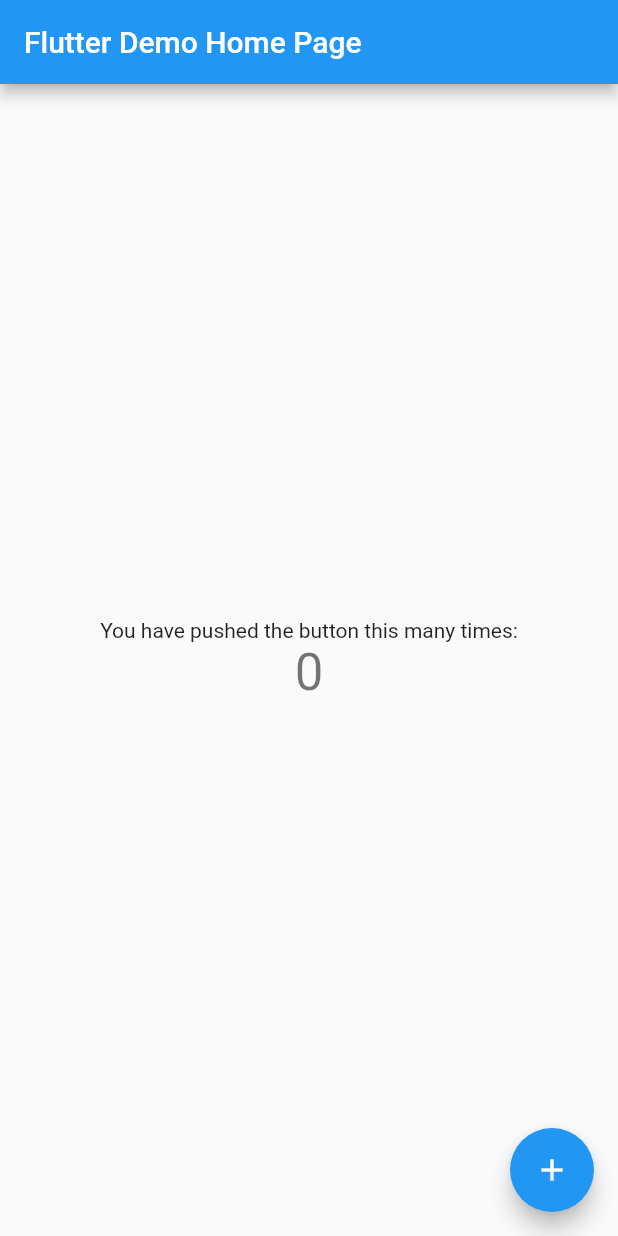
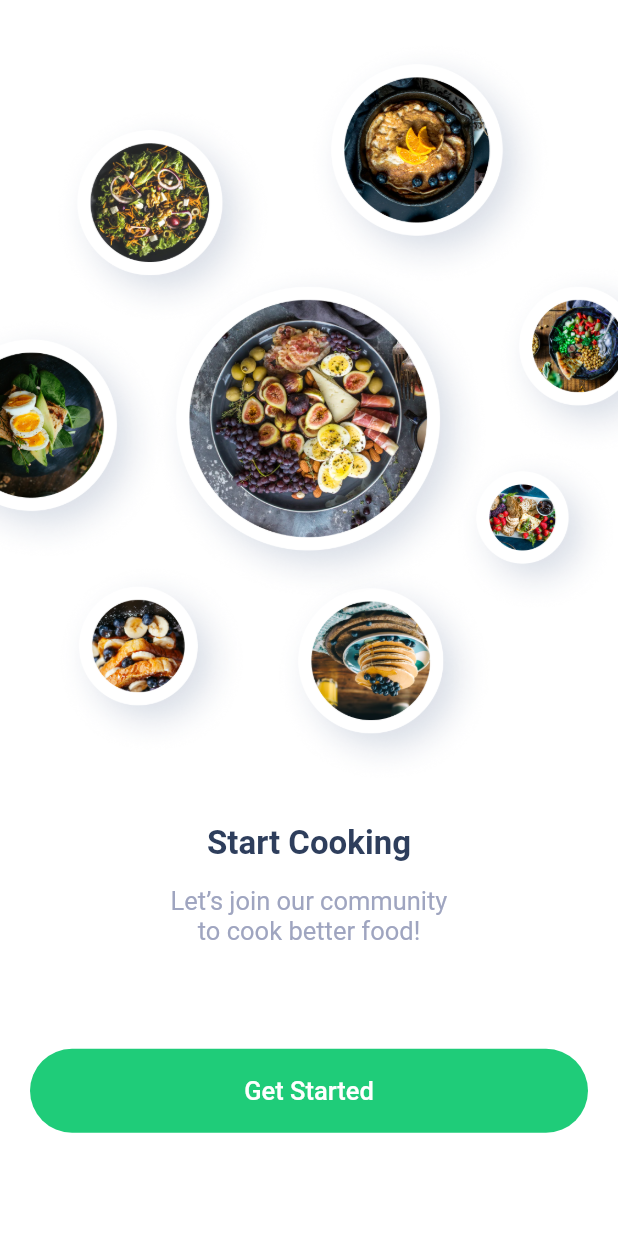
Before and after one commit to t2hieu91/RecipeApp, a Flutter app: the screen it shows after launch, on a phone screen of 412 x 824 dp. Run offline on Flutter 3.47's test engine with Material 2 defaults, Android fonts, the phone set to English and light mode, and no system bars.

Commit message:
Finish OnBoarding Screen.

```diff
--- /dev/null
+++ b/lib/components/default_button.dart
@@ -0,0 +1,36 @@
+import 'package:flutter/material.dart';
+import 'package:recipe_app/constants.dart';
+
+class DefaultButton extends StatelessWidget {
+  const DefaultButton({
+    Key? key,
+    required this.title,
+    required this.onPress,
+  }) : super(key: key);
+
+  final String title;
+  final VoidCallback onPress;
+
+  @override
+  Widget build(BuildContext context) {
+    return SizedBox(
+      height: 56,
+      width: double.infinity,
+      child: TextButton(
+        style: ButtonStyle(
+          shape: MaterialStateProperty.all<RoundedRectangleBorder>(
+            RoundedRectangleBorder(
+              borderRadius: BorderRadius.circular(28),
+            ),
+          ),
+          backgroundColor: MaterialStateProperty.all<Color>(kPrimaryColor),
+        ),
+        onPressed: onPress,
+        child: Text(
+          title,
+          style: TextStyle(color: Colors.white, fontSize: 17),
+        ),
+      ),
+    );
+  }
+}
--- /dev/null
+++ b/lib/constants.dart
@@ -0,0 +1,12 @@
+import 'package:flutter/material.dart';
+
+const kPrimaryColor = Color(0xff1FCC79);
+const kSecondaryColor = Color(0xffFF6464);
+
+const kTextColor = Color(0xff2E3E5C);
+const kSecondaryTextColor = Color(0xff9FA5C0);
+
+const kOutlineColor = Color(0xffD0DBEA);
+const kFormColor = Color(0xffF4F5F7);
+
+const kDefaultPadding = 20.0;
--- a/lib/main.dart
+++ b/lib/main.dart
@@ -1,4 +1,7 @@
 import 'package:flutter/material.dart';
+import 'package:recipe_app/routes.dart';
+import 'package:recipe_app/views/onboarding/on_boarding_screen.dart';
+import './constants.dart';
 
 void main() {
   runApp(MyApp());
@@ -9,105 +12,17 @@ class MyApp extends StatelessWidget {
   @override
   Widget build(BuildContext context) {
     return MaterialApp(
-      title: 'Flutter Demo',
+      debugShowCheckedModeBanner: false,
+      title: 'Recipe App',
       theme: ThemeData(
-        // This is the theme of your application.
-        //
-        // Try running your application with "flutter run". You'll see the
-        // application has a blue toolbar. Then, without quitting the app, try
-        // changing the primarySwatch below to Colors.green and then invoke
-        // "hot reload" (press "r" in the console where you ran "flutter run",
-        // or simply save your changes to "hot reload" in a Flutter IDE).
-        // Notice that the counter didn't reset back to zero; the application
-        // is not restarted.
-        primarySwatch: Colors.blue,
+        scaffoldBackgroundColor: Colors.white,
+        textTheme: TextTheme(
+          bodyText1: TextStyle(color: kTextColor),
+          bodyText2: TextStyle(color: kSecondaryTextColor),
+        ),
       ),
-      home: MyHomePage(title: 'Flutter Demo Home Page'),
+      initialRoute: OnBoardingScreen.routeName,
+      routes: routes,
     );
   }
 }
-
-class MyHomePage extends StatefulWidget {
-  MyHomePage({Key? key, required this.title}) : super(key: key);
-
-  // This widget is the home page of your application. It is stateful, meaning
-  // that it has a State object (defined below) that contains fields that affect
-  // how it looks.
-
-  // This class is the configuration for the state. It holds the values (in this
-  // case the title) provided by the parent (in this case the App widget) and
-  // used by the build method of the State. Fields in a Widget subclass are
-  // always marked "final".
-
-  final String title;
-
-  @override
-  _MyHomePageState createState() => _MyHomePageState();
-}
-
-class _MyHomePageState extends State<MyHomePage> {
-  int _counter = 0;
-
-  void _incrementCounter() {
-    setState(() {
-      // This call to setState tells the Flutter framework that something has
-      // changed in this State, which causes it to rerun the build method below
-      // so that the display can reflect the updated values. If we changed
-      // _counter without calling setState(), then the build method would not be
-      // called again, and so nothing would appear to happen.
-      _counter++;
-    });
-  }
-
-  @override
-  Widget build(BuildContext context) {
-    // This method is rerun every time setState is called, for instance as done
-    // by the _incrementCounter method above.
-    //
-    // The Flutter framework has been optimized to make rerunning build methods
-    // fast, so that you can just rebuild anything that needs updating rather
-    // than having to individually change instances of widgets.
-    return Scaffold(
-      appBar: AppBar(
-        // Here we take the value from the MyHomePage object that was created by
-        // the App.build method, and use it to set our appbar title.
-        title: Text(widget.title),
-      ),
-      body: Center(
-        // Center is a layout widget. It takes a single child and positions it
-        // in the middle of the parent.
-        child: Column(
-          // Column is also a layout widget. It takes a list of children and
-          // arranges them vertically. By default, it sizes itself to fit its
-          // children horizontally, and tries to be as tall as its parent.
-          //
-          // Invoke "debug painting" (press "p" in the console, choose the
-          // "Toggle Debug Paint" action from the Flutter Inspector in Android
-          // Studio, or the "Toggle Debug Paint" command in Visual Studio Code)
-          // to see the wireframe for each widget.
-          //
-          // Column has various properties to control how it sizes itself and
-          // how it positions its children. Here we use mainAxisAlignment to
-          // center the children vertically; the main axis here is the vertical
-          // axis because Columns are vertical (the cross axis would be
-          // horizontal).
-          mainAxisAlignment: MainAxisAlignment.center,
-          children: <Widget>[
-            Text(
-              'You have pushed the button this many times:',
-            ),
-            Text(
-              '$_counter',
-              style: Theme.of(context).textTheme.headline4,
-            ),
-          ],
-        ),
-      ),
-      floatingActionButton: FloatingActionButton(
-        onPressed: _incrementCounter,
-        tooltip: 'Increment',
-        child: Icon(Icons.add),
-      ), // This trailing comma makes auto-formatting nicer for build methods.
-    );
-  }
-}
--- /dev/null
+++ b/lib/routes.dart
@@ -0,0 +1,8 @@
+import 'package:flutter/material.dart';
+import 'package:recipe_app/views/onboarding/on_boarding_screen.dart';
+import 'package:recipe_app/views/sign_in/sign_in_screen.dart';
+
+final Map<String, WidgetBuilder> routes = {
+  OnBoardingScreen.routeName: (ctx) => OnBoardingScreen(),
+  SignInScreen.routeName: (ctx) => SignInScreen(),
+};
--- /dev/null
+++ b/lib/views/onboarding/components/body.dart
@@ -0,0 +1,62 @@
+import 'package:flutter/material.dart';
+import 'package:recipe_app/constants.dart';
+import 'package:recipe_app/views/sign_in/sign_in_screen.dart';
+import '../../../components/default_button.dart';
+
+class Body extends StatelessWidget {
+  @override
+  Widget build(BuildContext context) {
+    return SafeArea(
+      child: SizedBox(
+        width: double.infinity,
+        child: Column(
+          children: [
+            Expanded(
+              flex: 2,
+              child: Image.asset(
+                'assets/images/img_onboarding.png',
+                height: 400,
+                // fit: BoxFit.contain,
+              ),
+            ),
+            Expanded(
+              child: Padding(
+                padding:
+                    const EdgeInsets.symmetric(horizontal: kDefaultPadding),
+                child: Column(
+                  children: [
+                    Text(
+                      "Start Cooking",
+                      style: TextStyle(
+                        fontSize: 22,
+                        fontWeight: FontWeight.bold,
+                        color: kTextColor,
+                      ),
+                    ),
+                    SizedBox(height: 15),
+                    Text(
+                      "Let’s join our community \nto cook better food!",
+                      style: TextStyle(
+                        fontSize: 17,
+                        color: kSecondaryTextColor,
+                      ),
+                      textAlign: TextAlign.center,
+                    ),
+                    Spacer(),
+                    DefaultButton(
+                      title: "Get Started",
+                      onPress: () {
+                        Navigator.pushNamed(context, SignInScreen.routeName);
+                      },
+                    ),
+                    Spacer(),
+                  ],
+                ),
+              ),
+            )
+          ],
+        ),
+      ),
+    );
+  }
+}
--- /dev/null
+++ b/lib/views/onboarding/on_boarding_screen.dart
@@ -0,0 +1,14 @@
+import 'package:flutter/material.dart';
+
+import './components/body.dart';
+
+class OnBoardingScreen extends StatelessWidget {
+  static String routeName = "/on_boarding";
+
+  @override
+  Widget build(BuildContext context) {
+    return Scaffold(
+      body: Body(),
+    );
+  }
+}
--- /dev/null
+++ b/lib/views/sign_in/components/body.dart
@@ -0,0 +1,12 @@
+import 'package:flutter/material.dart';
+
+class Body extends StatelessWidget {
+  @override
+  Widget build(BuildContext context) {
+    return SafeArea(
+      child: Container(
+        color: Colors.black38,
+      ),
+    );
+  }
+}
--- /dev/null
+++ b/lib/views/sign_in/sign_in_screen.dart
@@ -0,0 +1,13 @@
+import 'package:flutter/material.dart';
+
+import './components/body.dart';
+
+class SignInScreen extends StatelessWidget {
+  static String routeName = "/sign_in";
+  @override
+  Widget build(BuildContext context) {
+    return Scaffold(
+      body: Body(),
+    );
+  }
+}
--- a/pubspec.yaml
+++ b/pubspec.yaml
@@ -45,9 +45,9 @@ flutter:
   uses-material-design: true
 
   # To add assets to your application, add an assets section, like this:
-  # assets:
-  #   - images/a_dot_burr.jpeg
-  #   - images/a_dot_ham.jpeg
+  assets:
+    - assets/icons/
+    - assets/images/
 
   # An image asset can refer to one or more resolution-specific "variants", see
   # https://flutter.dev/assets-and-images/#resolution-aware.
```
Also changed, not shown: assets/icons/ic_email.png (added), assets/icons/ic_password.png (added), assets/images/img_onboarding.png (added).
